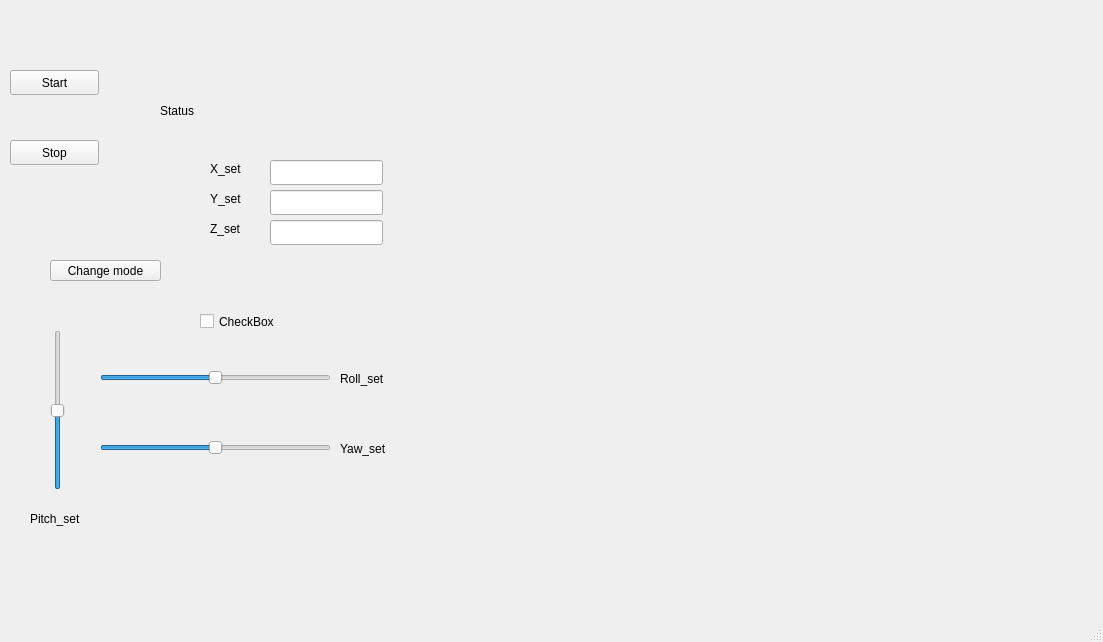
The window that Qt_controlUAV/mainwindow.ui (tronghai180598/Drone-from-A-to-Z) describes before a commit, drawn with Qt 5.
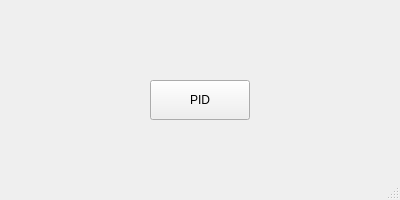
The same window after the commit.

Diff of the .ui file:
```diff
--- a/Qt_controlUAV/mainwindow.ui
+++ b/Qt_controlUAV/mainwindow.ui
@@ -6,8 +6,8 @@
    <rect>
     <x>0</x>
     <y>0</y>
-    <width>1103</width>
-    <height>642</height>
+    <width>400</width>
+    <height>200</height>
    </rect>
   </property>
   <property name="windowTitle">
@@ -17,261 +17,14 @@
    <widget class="QPushButton" name="btnStart">
     <property name="geometry">
      <rect>
-      <x>10</x>
-      <y>70</y>
-      <width>89</width>
-      <height>25</height>
+      <x>150</x>
+      <y>80</y>
+      <width>100</width>
+      <height>40</height>
      </rect>
     </property>
     <property name="text">
-     <string>Start</string>
-    </property>
-   </widget>
-   <widget class="QPushButton" name="btnStop">
-    <property name="geometry">
-     <rect>
-      <x>10</x>
-      <y>140</y>
-      <width>89</width>
-      <height>25</height>
-     </rect>
-    </property>
-    <property name="text">
-     <string>Stop</string>
-    </property>
-   </widget>
-   <widget class="QLabel" name="lblStatus">
-    <property name="geometry">
-     <rect>
-      <x>160</x>
-      <y>90</y>
-      <width>181</width>
-      <height>41</height>
-     </rect>
-    </property>
-    <property name="text">
-     <string>Status</string>
-    </property>
-   </widget>
-   <widget class="QLabel" name="label">
-    <property name="geometry">
-     <rect>
-      <x>210</x>
-      <y>220</y>
-      <width>67</width>
-      <height>17</height>
-     </rect>
-    </property>
-    <property name="text">
-     <string>Z_set</string>
-    </property>
-   </widget>
-   <widget class="QLabel" name="label_2">
-    <property name="geometry">
-     <rect>
-      <x>210</x>
-      <y>190</y>
-      <width>67</width>
-      <height>17</height>
-     </rect>
-    </property>
-    <property name="text">
-     <string>Y_set</string>
-    </property>
-   </widget>
-   <widget class="QLabel" name="label_3">
-    <property name="geometry">
-     <rect>
-      <x>210</x>
-      <y>160</y>
-      <width>67</width>
-      <height>17</height>
-     </rect>
-    </property>
-    <property name="text">
-     <string>X_set</string>
-    </property>
-   </widget>
-   <widget class="QLineEdit" name="editZSet">
-    <property name="geometry">
-     <rect>
-      <x>270</x>
-      <y>220</y>
-      <width>113</width>
-      <height>25</height>
-     </rect>
-    </property>
-   </widget>
-   <widget class="QLineEdit" name="editYSet">
-    <property name="geometry">
-     <rect>
-      <x>270</x>
-      <y>190</y>
-      <width>113</width>
-      <height>25</height>
-     </rect>
-    </property>
-   </widget>
-   <widget class="QLineEdit" name="editXSet">
-    <property name="geometry">
-     <rect>
-      <x>270</x>
-      <y>160</y>
-      <width>113</width>
-      <height>25</height>
-     </rect>
-    </property>
-   </widget>
-   <widget class="QWidget" name="widget3D" native="true">
-    <property name="geometry">
-     <rect>
-      <x>519</x>
-      <y>9</y>
-      <width>571</width>
-      <height>391</height>
-     </rect>
-    </property>
-    <widget class="QWidget" name="verticalLayoutWidget">
-     <property name="geometry">
-      <rect>
-       <x>0</x>
-       <y>0</y>
-       <width>571</width>
-       <height>391</height>
-      </rect>
-     </property>
-     <layout class="QVBoxLayout" name="verticalLayout"/>
-    </widget>
-   </widget>
-   <widget class="QSlider" name="sliderRoll">
-    <property name="geometry">
-     <rect>
-      <x>100</x>
-      <y>370</y>
-      <width>231</width>
-      <height>16</height>
-     </rect>
-    </property>
-    <property name="minimum">
-     <number>-45</number>
-    </property>
-    <property name="maximum">
-     <number>45</number>
-    </property>
-    <property name="singleStep">
-     <number>1</number>
-    </property>
-    <property name="value">
-     <number>0</number>
-    </property>
-    <property name="orientation">
-     <enum>Qt::Horizontal</enum>
-    </property>
-   </widget>
-   <widget class="QSlider" name="sliderYaw">
-    <property name="geometry">
-     <rect>
-      <x>100</x>
-      <y>440</y>
-      <width>231</width>
-      <height>16</height>
-     </rect>
-    </property>
-    <property name="minimum">
-     <number>-90</number>
-    </property>
-    <property name="maximum">
-     <number>90</number>
-    </property>
-    <property name="singleStep">
-     <number>1</number>
-    </property>
-    <property name="orientation">
-     <enum>Qt::Horizontal</enum>
-    </property>
-   </widget>
-   <widget class="QLabel" name="lblRollVal">
-    <property name="geometry">
-     <rect>
-      <x>340</x>
-      <y>370</y>
-      <width>67</width>
-      <height>17</height>
-     </rect>
-    </property>
-    <property name="text">
-     <string>Roll_set</string>
-    </property>
-   </widget>
-   <widget class="QLabel" name="lblPitchVal">
-    <property name="geometry">
-     <rect>
-      <x>30</x>
-      <y>510</y>
-      <width>67</width>
-      <height>17</height>
-     </rect>
-    </property>
-    <property name="text">
-     <string>Pitch_set</string>
-    </property>
-   </widget>
-   <widget class="QLabel" name="lblYawVal">
-    <property name="geometry">
-     <rect>
-      <x>340</x>
-      <y>440</y>
-      <width>67</width>
-      <height>17</height>
-     </rect>
-    </property>
-    <property name="text">
-     <string>Yaw_set</string>
-    </property>
-   </widget>
-   <widget class="QCheckBox" name="chkEnableAtt">
-    <property name="geometry">
-     <rect>
-      <x>200</x>
-      <y>310</y>
-      <width>92</width>
-      <height>23</height>
-     </rect>
-    </property>
-    <property name="text">
-     <string>CheckBox</string>
-    </property>
-   </widget>
-   <widget class="QSlider" name="sliderPitch">
-    <property name="geometry">
-     <rect>
-      <x>50</x>
-      <y>330</y>
-      <width>16</width>
-      <height>160</height>
-     </rect>
-    </property>
-    <property name="minimum">
-     <number>-45</number>
-    </property>
-    <property name="maximum">
-     <number>45</number>
-    </property>
-    <property name="orientation">
-     <enum>Qt::Vertical</enum>
-    </property>
-   </widget>
-   <widget class="QPushButton" name="pushButton">
-    <property name="geometry">
-     <rect>
-      <x>50</x>
-      <y>260</y>
-      <width>111</width>
-      <height>21</height>
-     </rect>
-    </property>
-    <property name="text">
-     <string>Change mode</string>
+     <string>PID</string>
     </property>
    </widget>
   </widget>
```
Left out of the diff: 6 changed lines with no effect on the pictures.
